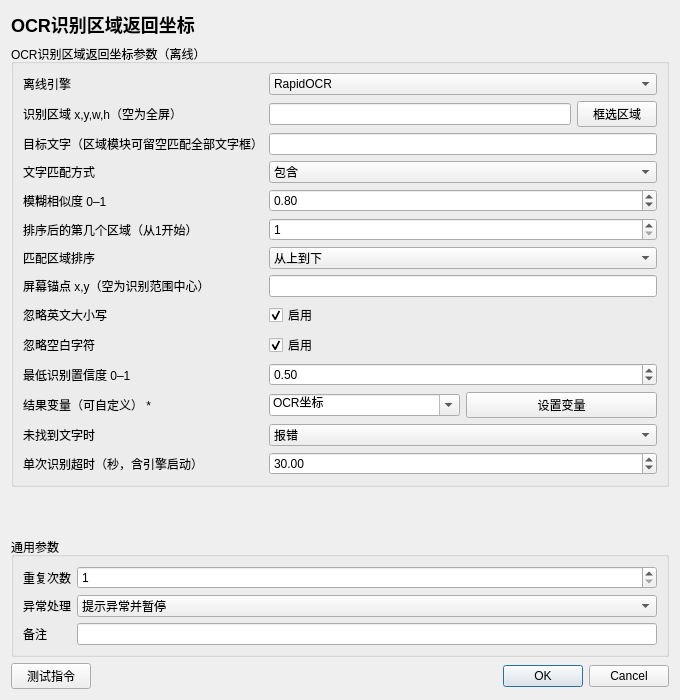
Qt form instructions/本地OCR/OCR识别区域返回坐标/OCR识别区域返回坐标.ui (714248411/AnClicker) before a commit.
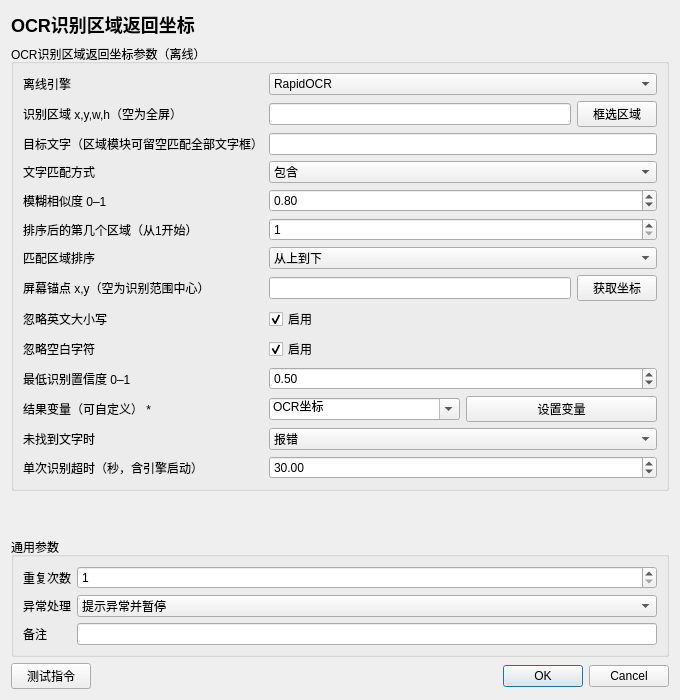
The same form after that commit.

```diff
--- a/instructions/本地OCR/OCR识别区域返回坐标/OCR识别区域返回坐标.ui
+++ b/instructions/本地OCR/OCR识别区域返回坐标/OCR识别区域返回坐标.ui
@@ -346,6 +346,13 @@
                       </property>
                     </widget>
                   </item>
+                  <item>
+                    <widget class="QPushButton" name="auxiliary_7">
+                      <property name="text">
+                        <string>获取坐标</string>
+                      </property>
+                    </widget>
+                  </item>
                 </layout>
               </widget>
             </item>
```
